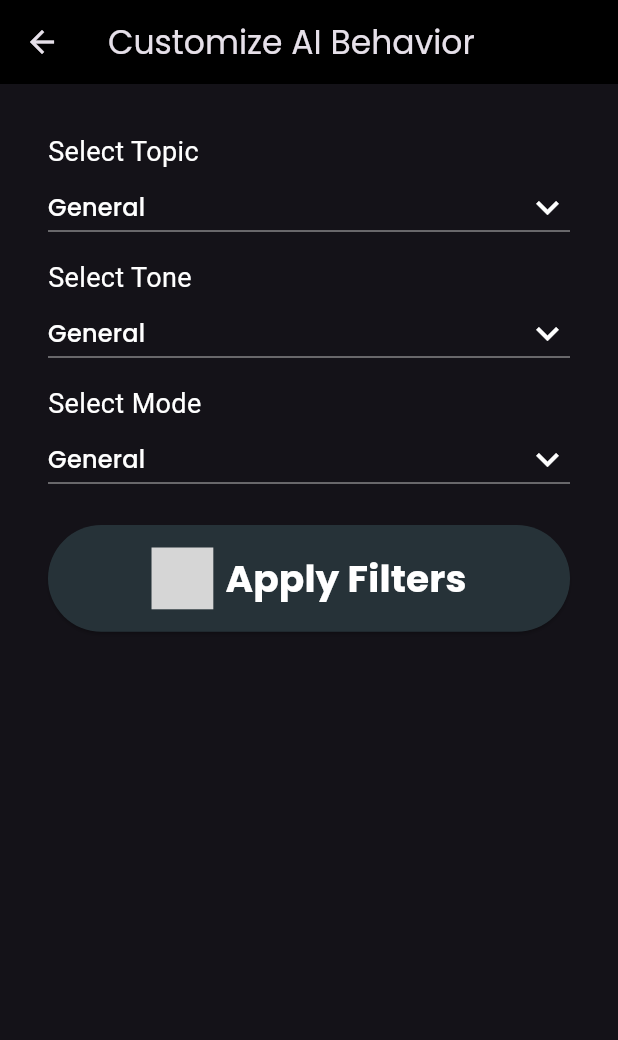
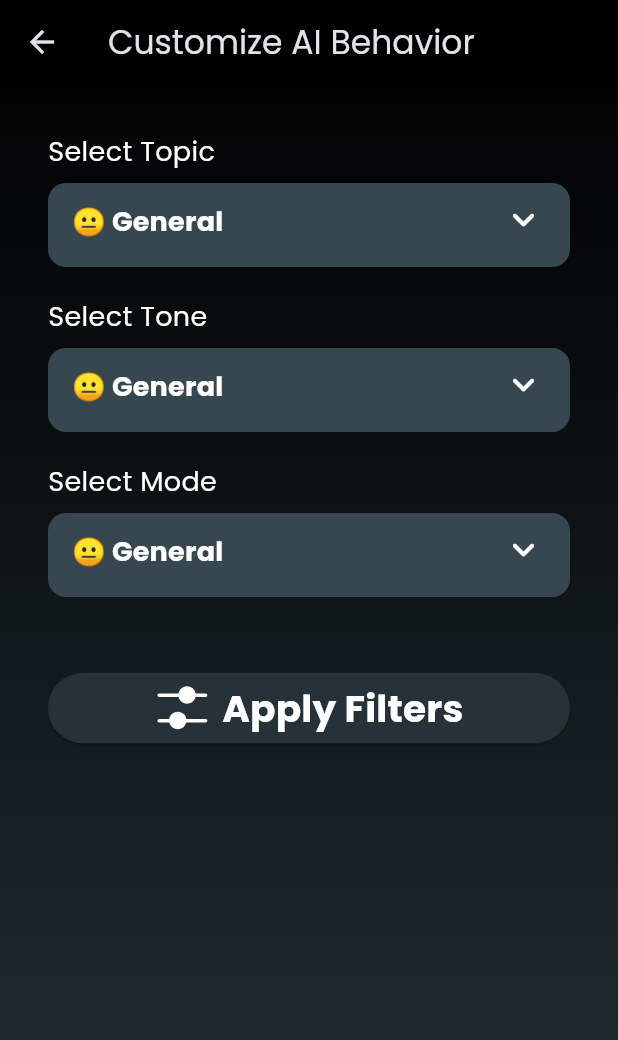
Before and after one commit to Atachiz02Softwares/UrielChat, a Flutter app: the AISettingScreen screen opened by its route, on a phone screen of 412 x 824 dp. Shown: the top 1040 px of the screen. Run offline on Flutter 3.47's test engine with Material 3 defaults, Android fonts, the light colour scheme and no system bars; our stand-ins replace cloud_firestore, firebase_auth, firebase_core, flutter_dotenv, flutter_markdown, flutter_riverpod and 5 more; accounts and stored records are empty; generated files the repository leaves out were written again; network calls fail; grey boxes are pictures that could not be loaded.

Commit message:
Updated filter options screen...

```diff
--- a/lib/custom_widgets/chat/filter_options.dart
+++ b/lib/custom_widgets/chat/filter_options.dart
@@ -37,23 +37,23 @@ class FilterOptions extends ConsumerWidget {
             Strings.topics,
             onTopicChanged,
           ),
-          const SizedBox(height: 10),
+          const SizedBox(height: 20),
           _buildFilterDropdown(
             'Select Tone',
             selectedTone,
             Strings.tones,
             onToneChanged,
           ),
-          const SizedBox(height: 10),
+          const SizedBox(height: 20),
           _buildFilterDropdown(
             'Select Mode',
             selectedMode,
             Strings.modes,
             onModeChanged,
           ),
-          const SizedBox(height: 20),
+          const SizedBox(height: 50),
           CustomButton(
-            icon: Strings.settings,
+            icon: Strings.filter,
             label: 'Apply Filters',
             color: Colors.blueGrey.shade900,
             onPressed: () {
@@ -80,34 +80,72 @@ class FilterOptions extends ConsumerWidget {
     List<String> options,
     ValueChanged<String?> onChanged,
   ) {
+    return StatefulBuilder(
+      builder: (context, setState) {
+        bool isExpanded = false;
+
         return Column(
           crossAxisAlignment: CrossAxisAlignment.start,
           children: [
-        Text(
-          label,
+            CustomText(
+              text: label,
               style: const TextStyle(color: Colors.white, fontSize: 18),
             ),
-        DropdownButton<String>(
+            const SizedBox(height: 8),
+            GestureDetector(
+              onTap: () {
+                setState(() {
+                  isExpanded = !isExpanded;
+                });
+              },
+              child: AnimatedContainer(
+                duration: const Duration(milliseconds: 300),
+                height: isExpanded ? 300 : 56,
+                // Adjust height for expanded view
+                curve: Curves.easeInOut,
+                decoration: BoxDecoration(
+                  color: Colors.blueGrey.shade800,
+                  borderRadius: BorderRadius.circular(12),
+                ),
+                padding: const EdgeInsets.symmetric(horizontal: 16),
+                child: DropdownButtonFormField<String>(
                   value: selectedValue,
                   icon: const Icon(
-            Icons.keyboard_arrow_down,
+                    Icons.keyboard_arrow_down_rounded,
                     color: Colors.white,
                     size: 30,
                   ),
                   dropdownColor: Colors.black,
+                  decoration: InputDecoration(
+                    border: InputBorder.none,
+                  ),
                   isExpanded: true,
                   items: options.map((String option) {
                     return DropdownMenuItem<String>(
                       value: option,
                       child: CustomText(
                         text: option,
-                style: const TextStyle(color: Colors.white),
+                        style: const TextStyle(
+                          color: Colors.white,
+                          fontWeight: FontWeight.bold,
+                          fontSize: 18,
+                        ),
+                        overflow: TextOverflow.visible,
                       ),
                     );
                   }).toList(),
-          onChanged: onChanged,
+                  onChanged: (value) {
+                    onChanged(value);
+                    setState(() {
+                      isExpanded = false; // Close dropdown after selection
+                    });
+                  },
+                ),
+              ),
             ),
           ],
         );
+      },
+    );
   }
 }
--- a/lib/custom_widgets/ui/custom_button.dart
+++ b/lib/custom_widgets/ui/custom_button.dart
@@ -18,10 +18,10 @@ class CustomButton extends StatelessWidget {
 
   @override
   Widget build(BuildContext context) {
-    final iconSize = MediaQuery.of(context).size.width * 0.1;
+    final iconSize = MediaQuery.of(context).size.width * 0.09;
     return ElevatedButton.icon(
       style: ElevatedButton.styleFrom(
-        padding: const EdgeInsets.symmetric(vertical: 15),
+        padding: const EdgeInsets.symmetric(vertical: 5),
         backgroundColor: color,
         shape: RoundedRectangleBorder(
           borderRadius: BorderRadius.circular(50),
--- a/lib/screens/ai_setting_screen.dart
+++ b/lib/screens/ai_setting_screen.dart
@@ -16,7 +16,10 @@ class AISettingScreen extends ConsumerWidget {
         title: const CustomText(text: 'Customize AI Behavior'),
         backgroundColor: Colors.black,
       ),
-      body: Padding(
+      body: BackgroundContainer(
+        child: SingleChildScrollView(
+          physics: const BouncingScrollPhysics(),
+          child: Padding(
             padding: const EdgeInsets.all(16.0),
             child: Column(
               crossAxisAlignment: CrossAxisAlignment.start,
@@ -40,6 +43,8 @@ class AISettingScreen extends ConsumerWidget {
               ],
             ),
           ),
+        ),
+      ),
     );
   }
 }
--- a/lib/utils/strings.dart
+++ b/lib/utils/strings.dart
@@ -11,28 +11,34 @@ class Strings {
   static String apiKey = dotenv.env['GOOGLE_API_KEY'] ?? '';
 
   static const List<String> topics = [
-        'AI',
-        'Science & Technology',
-        'Engineering',
-        'Nature',
-        'Mathematics',
-        'Programming',
-        'Current Affairs & Politics',
-        'Philosophy',
-        'Psychology',
-        'History',
-        'Literature',
-        'Music',
-        'Movies',
-        'Sports',
-        'Food',
-        'Travel',
+        '🤖 AI',
+        '🔬 Science & Technology',
+        '🛠️ Engineering',
+        '🌿 Nature',
+        '🔢 Mathematics',
+        '💻 Programming',
+        '📰 Current Affairs & Politics',
+        '💭 Philosophy',
+        '🧠 Psychology',
+        '📜 History',
+        '📚 Literature',
+        '🎵 Music',
+        '🎬 Movies',
+        '🏅 Sports',
+        '🍔 Food',
+        '✈️ Travel',
         general
       ],
-      tones = ['Formal', 'Friendly', 'Humorous', 'Professional', general],
-      modes = ['Casual', 'Technical', 'Spiritual', general];
+      tones = [
+        '📜 Formal',
+        '😊 Friendly',
+        '😂 Humorous',
+        '👔 Professional',
+        general
+      ],
+      modes = ['😎 Casual', '🔧 Technical', '🕊️ Spiritual', general];
 
-  static const String general = 'General', newChat = 'New Chat';
+  static const String general = '😐 General', newChat = 'New Chat';
 
   static const String avatar = 'assets/images/avatar.png';
   static const String appIcon = 'assets/images/ic_launcher.png';
@@ -53,6 +59,7 @@ class Strings {
   static const String sweep = 'assets/icons/sweep.svg';
   static const String delete = 'assets/icons/delete.svg';
   static const String history = 'assets/icons/history.svg';
+  static const String filter = 'assets/icons/filter.svg';
   static const String newChatIcon = 'assets/icons/new_chat.svg';
   static const String error = 'assets/icons/error.svg';
   static const String uriel = 'assets/icons/uriel.svg';
```
Also changed, not shown: assets/icons/filter.svg (added). Lines whose indentation alone changed are shown as unchanged.
